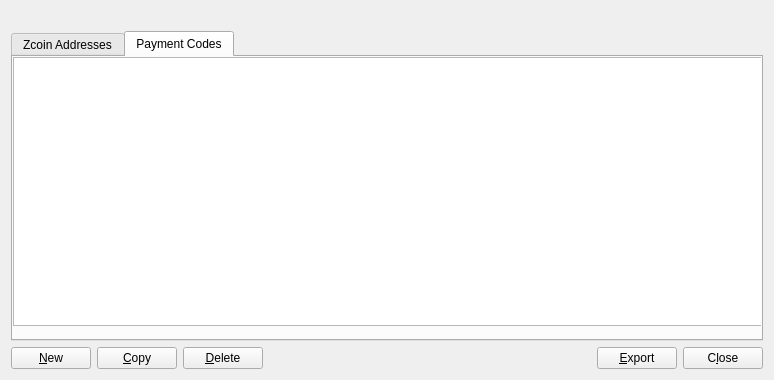
First picture: the form in src/qt/forms/addressbookpage.ui, repository firoorg/firo, before the edit.
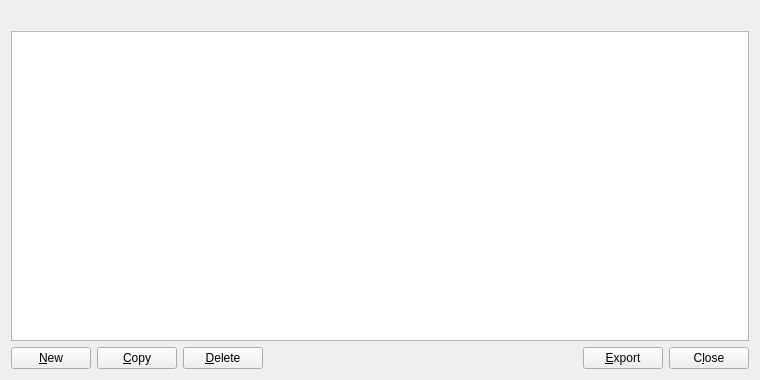
Second picture: the form after the edit. The open tabs and pages were chosen to show the change. Icons and pictures are not drawn.

The edit to the form file:
```diff
--- a/src/qt/forms/addressbookpage.ui
+++ b/src/qt/forms/addressbookpage.ui
@@ -6,7 +6,7 @@
    <rect>
     <x>0</x>
     <y>0</y>
-    <width>774</width>
+    <width>760</width>
     <height>380</height>
    </rect>
   </property>
@@ -22,23 +22,7 @@
     </widget>
    </item>
    <item>
-    <widget class="QTabWidget" name="tabWidget">
-     <property name="currentIndex">
-      <number>0</number>
-     </property>
-     <widget class="QWidget" name="tab">
-      <attribute name="title">
-       <string>Zcoin Addresses</string>
-      </attribute>
       <widget class="QTableView" name="tableView">
-       <property name="geometry">
-        <rect>
-         <x>0</x>
-         <y>0</y>
-         <width>751</width>
-         <height>271</height>
-        </rect>
-       </property>
        <property name="contextMenuPolicy">
         <enum>Qt::CustomContextMenu</enum>
        </property>
@@ -63,47 +47,6 @@
        <attribute name="verticalHeaderVisible">
         <bool>false</bool>
        </attribute>
-      </widget>
-     </widget>
-     <widget class="QWidget" name="tab_2">
-      <attribute name="title">
-       <string>Payment Codes</string>
-      </attribute>
-      <widget class="QTableView" name="paymentcodeTableView">
-       <property name="geometry">
-        <rect>
-         <x>0</x>
-         <y>0</y>
-         <width>749</width>
-         <height>269</height>
-        </rect>
-       </property>
-       <property name="contextMenuPolicy">
-        <enum>Qt::CustomContextMenu</enum>
-       </property>
-       <property name="toolTip">
-        <string>Right-click to edit payment code or label</string>
-       </property>
-       <property name="tabKeyNavigation">
-        <bool>false</bool>
-       </property>
-       <property name="alternatingRowColors">
-        <bool>true</bool>
-       </property>
-       <property name="selectionMode">
-        <enum>QAbstractItemView::SingleSelection</enum>
-       </property>
-       <property name="selectionBehavior">
-        <enum>QAbstractItemView::SelectRows</enum>
-       </property>
-       <property name="sortingEnabled">
-        <bool>true</bool>
-       </property>
-       <attribute name="verticalHeaderVisible">
-        <bool>false</bool>
-       </attribute>
-      </widget>
-     </widget>
     </widget>
    </item>
    <item>
```
Lines whose indentation alone changed are shown as unchanged.
